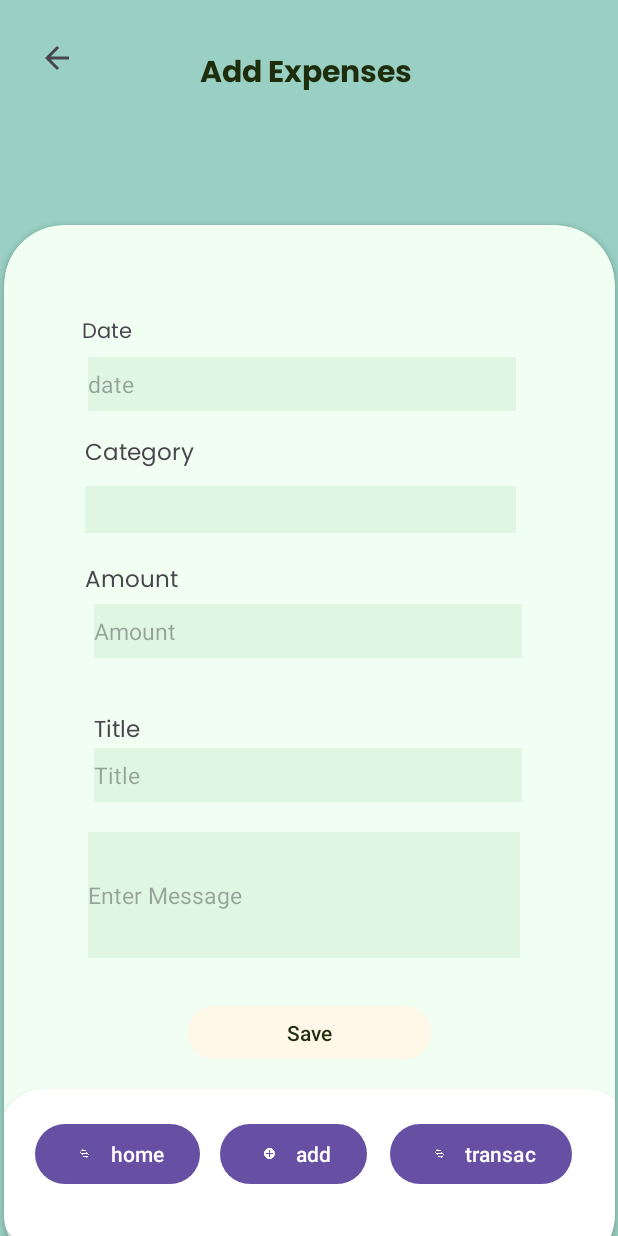
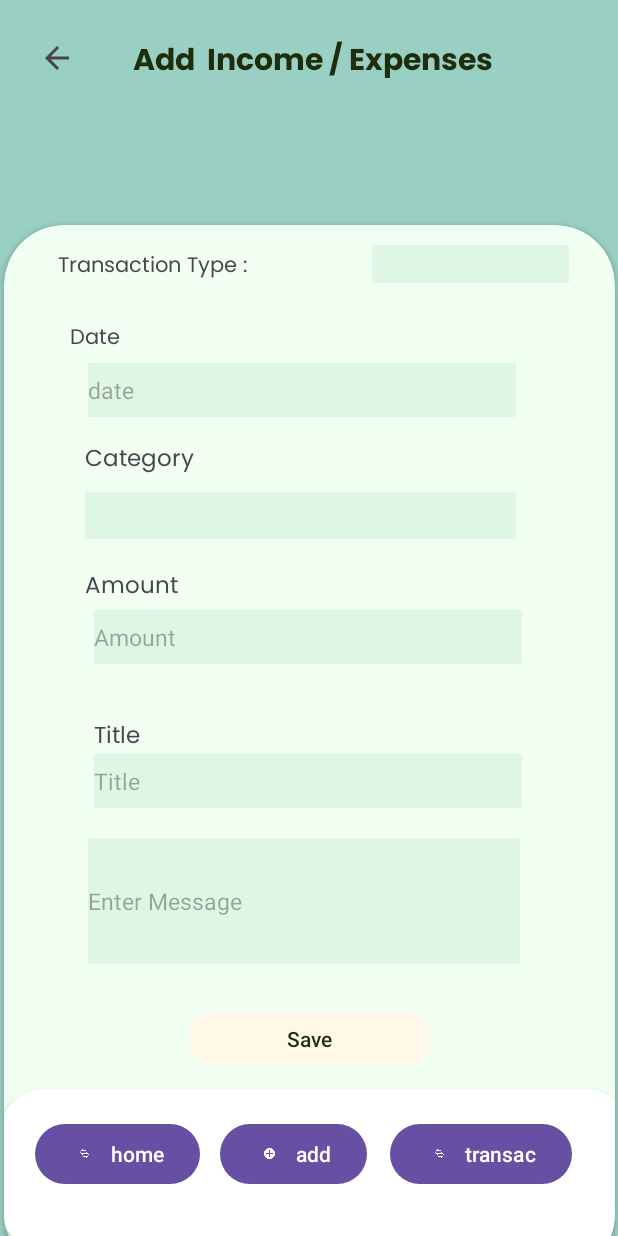
Before and after one commit to dennissegailfrancisco/PesoWise, an Android app: the layout activity_addexpenses.xml on its own in the app's theme, with its tools: preview values and no code run, on a phone screen of 412 x 824 dp. Run offline under Robolectric (Android 15) with nearby library versions, the phone set to English and light mode, and no system bars.

Commit message:
Added spinner on add expense / income, for transaction type

```diff
--- a/app/src/main/res/layout/activity_addexpenses.xml
+++ b/app/src/main/res/layout/activity_addexpenses.xml
@@ -87,10 +87,21 @@
                     android:id="@+id/textView3"
                     android:layout_width="44dp"
                     android:layout_height="20dp"
-                    android:layout_marginStart="52dp"
-                    android:layout_marginTop="60dp"
+                    android:layout_marginStart="44dp"
+                    android:layout_marginTop="64dp"
                     android:fontFamily="@font/poppins"
                     android:text="Date"
+                    app:layout_constraintStart_toStartOf="parent"
+                    app:layout_constraintTop_toTopOf="parent" />
+
+                <TextView
+                    android:id="@+id/textView18"
+                    android:layout_width="164dp"
+                    android:layout_height="22dp"
+                    android:layout_marginStart="36dp"
+                    android:layout_marginTop="16dp"
+                    android:fontFamily="@font/poppins"
+                    android:text="Transaction Type : "
                     app:layout_constraintStart_toStartOf="parent"
                     app:layout_constraintTop_toTopOf="parent" />
 
@@ -218,6 +229,18 @@
                     app:layout_constraintHorizontal_bias="1.0"
                     app:layout_constraintStart_toStartOf="parent"
                     app:layout_constraintTop_toBottomOf="@+id/textView5" />
+
+                <Spinner
+                    android:id="@+id/spinner2"
+                    android:layout_width="131dp"
+                    android:layout_height="25dp"
+                    android:layout_marginStart="46dp"
+                    android:layout_marginTop="13dp"
+                    android:layout_marginEnd="31dp"
+                    android:background="#DFF7E2"
+                    app:layout_constraintEnd_toEndOf="parent"
+                    app:layout_constraintStart_toEndOf="@+id/textView18"
+                    app:layout_constraintTop_toTopOf="parent" />
             </androidx.constraintlayout.widget.ConstraintLayout>
 
         </androidx.constraintlayout.widget.ConstraintLayout>
@@ -225,12 +248,12 @@
 
     <TextView
         android:id="@+id/textView"
-        android:layout_width="170dp"
-        android:layout_height="36dp"
-        android:layout_marginStart="60dp"
-        android:layout_marginTop="32dp"
+        android:layout_width="291dp"
+        android:layout_height="39dp"
+        android:layout_marginStart="4dp"
+        android:layout_marginTop="24dp"
         android:fontFamily="@font/poppins_bold"
-        android:text="Add Expenses"
+        android:text="Add  Income / Expenses"
         android:textAlignment="center"
         android:textColor="#1E2E0D"
         android:textSize="20sp"
```
